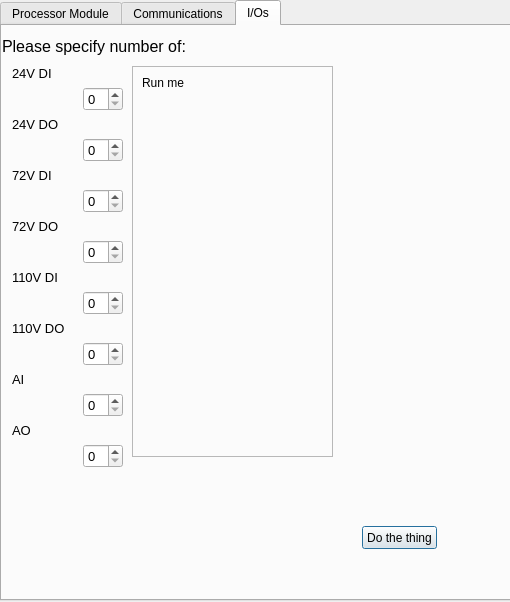
Qt form untitled.ui (WRooke/PC3Configurator) before a commit.
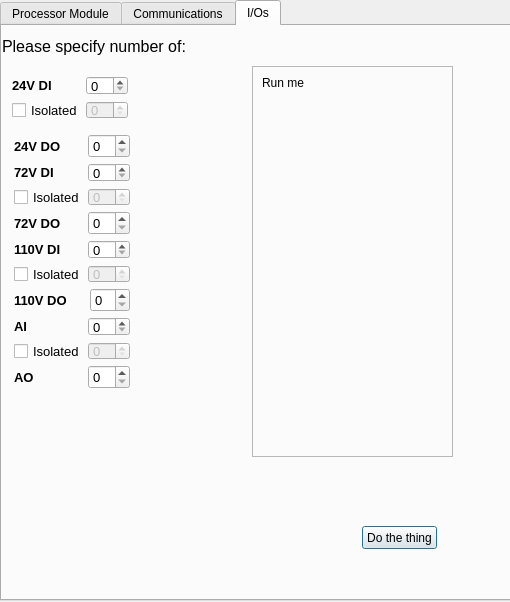
The same form after that commit. The open tabs and pages were chosen to show the change.

Commit message: Added isolated input functionality

```diff
--- a/untitled.ui
+++ b/untitled.ui
@@ -115,205 +115,10 @@
     <attribute name="title">
      <string>I/Os</string>
     </attribute>
-    <widget class="QWidget" name="">
-     <property name="geometry">
-      <rect>
-       <x>10</x>
-       <y>40</y>
-       <width>111</width>
-       <height>411</height>
-      </rect>
-     </property>
-     <layout class="QFormLayout" name="formLayout">
-      <property name="fieldGrowthPolicy">
-       <enum>QFormLayout::FieldsStayAtSizeHint</enum>
-      </property>
-      <property name="labelAlignment">
-       <set>Qt::AlignLeading|Qt::AlignLeft|Qt::AlignVCenter</set>
-      </property>
-      <property name="formAlignment">
-       <set>Qt::AlignLeading|Qt::AlignLeft|Qt::AlignTop</set>
-      </property>
-      <property name="horizontalSpacing">
-       <number>52</number>
-      </property>
-      <property name="verticalSpacing">
-       <number>6</number>
-      </property>
-      <item row="0" column="0" colspan="2">
-       <widget class="QLabel" name="label">
-        <property name="font">
-         <font>
-          <pointsize>10</pointsize>
-         </font>
-        </property>
-        <property name="text">
-         <string>24V DI</string>
-        </property>
-       </widget>
-      </item>
-      <item row="1" column="1">
-       <widget class="QSpinBox" name="DI24">
-        <property name="font">
-         <font>
-          <pointsize>10</pointsize>
-         </font>
-        </property>
-       </widget>
-      </item>
-      <item row="2" column="0" colspan="2">
-       <widget class="QLabel" name="label_3">
-        <property name="font">
-         <font>
-          <pointsize>10</pointsize>
-         </font>
-        </property>
-        <property name="text">
-         <string>24V DO</string>
-        </property>
-       </widget>
-      </item>
-      <item row="3" column="1">
-       <widget class="QSpinBox" name="DO24">
-        <property name="font">
-         <font>
-          <pointsize>10</pointsize>
-         </font>
-        </property>
-       </widget>
-      </item>
-      <item row="4" column="0" colspan="2">
-       <widget class="QLabel" name="label_4">
-        <property name="font">
-         <font>
-          <pointsize>10</pointsize>
-         </font>
-        </property>
-        <property name="text">
-         <string>72V DI</string>
-        </property>
-       </widget>
-      </item>
-      <item row="5" column="1">
-       <widget class="QSpinBox" name="DI72">
-        <property name="font">
-         <font>
-          <pointsize>10</pointsize>
-         </font>
-        </property>
-       </widget>
-      </item>
-      <item row="6" column="0" colspan="2">
-       <widget class="QLabel" name="label_5">
-        <property name="font">
-         <font>
-          <pointsize>10</pointsize>
-         </font>
-        </property>
-        <property name="text">
-         <string>72V DO</string>
-        </property>
-       </widget>
-      </item>
-      <item row="7" column="1">
-       <widget class="QSpinBox" name="DO72">
-        <property name="font">
-         <font>
-          <pointsize>10</pointsize>
-         </font>
-        </property>
-       </widget>
-      </item>
-      <item row="8" column="0" colspan="2">
-       <widget class="QLabel" name="label_6">
-        <property name="font">
-         <font>
-          <pointsize>10</pointsize>
-         </font>
-        </property>
-        <property name="text">
-         <string>110V DI</string>
-        </property>
-       </widget>
-      </item>
-      <item row="9" column="1">
-       <widget class="QSpinBox" name="DI110">
-        <property name="font">
-         <font>
-          <pointsize>10</pointsize>
-         </font>
-        </property>
-       </widget>
-      </item>
-      <item row="10" column="0" colspan="2">
-       <widget class="QLabel" name="label_7">
-        <property name="font">
-         <font>
-          <pointsize>10</pointsize>
-         </font>
-        </property>
-        <property name="text">
-         <string>110V DO</string>
-        </property>
-       </widget>
-      </item>
-      <item row="11" column="1">
-       <widget class="QSpinBox" name="DO110">
-        <property name="font">
-         <font>
-          <pointsize>10</pointsize>
-         </font>
-        </property>
-       </widget>
-      </item>
-      <item row="12" column="0">
-       <widget class="QLabel" name="label_8">
-        <property name="font">
-         <font>
-          <pointsize>10</pointsize>
-         </font>
-        </property>
-        <property name="text">
-         <string>AI</string>
-        </property>
-       </widget>
-      </item>
-      <item row="13" column="1">
-       <widget class="QSpinBox" name="AI">
-        <property name="font">
-         <font>
-          <pointsize>10</pointsize>
-         </font>
-        </property>
-       </widget>
-      </item>
-      <item row="14" column="0">
-       <widget class="QLabel" name="label_9">
-        <property name="font">
-         <font>
-          <pointsize>10</pointsize>
-         </font>
-        </property>
-        <property name="text">
-         <string>AO</string>
-        </property>
-       </widget>
-      </item>
-      <item row="15" column="1">
-       <widget class="QSpinBox" name="AO">
-        <property name="font">
-         <font>
-          <pointsize>10</pointsize>
-         </font>
-        </property>
-       </widget>
-      </item>
-     </layout>
-    </widget>
     <widget class="QFrame" name="frame">
      <property name="geometry">
       <rect>
-       <x>130</x>
+       <x>250</x>
        <y>40</y>
        <width>201</width>
        <height>391</height>
@@ -382,6 +187,523 @@
       <string>Do the thing</string>
      </property>
     </widget>
+    <widget class="QWidget" name="">
+     <property name="geometry">
+      <rect>
+       <x>10</x>
+       <y>50</y>
+       <width>116</width>
+       <height>43</height>
+      </rect>
+     </property>
+     <layout class="QGridLayout" name="gridLayout">
+      <item row="1" column="0">
+       <widget class="QCheckBox" name="DI24_IsoCheck">
+        <property name="font">
+         <font>
+          <pointsize>10</pointsize>
+         </font>
+        </property>
+        <property name="text">
+         <string>Isolated</string>
+        </property>
+        <property name="checked">
+         <bool>false</bool>
+        </property>
+        <property name="autoRepeat">
+         <bool>false</bool>
+        </property>
+        <property name="autoExclusive">
+         <bool>false</bool>
+        </property>
+        <property name="autoRepeatDelay">
+         <number>1</number>
+        </property>
+        <property name="autoRepeatInterval">
+         <number>1</number>
+        </property>
+        <property name="tristate">
+         <bool>false</bool>
+        </property>
+       </widget>
+      </item>
+      <item row="0" column="0">
+       <widget class="QLabel" name="label">
+        <property name="font">
+         <font>
+          <pointsize>10</pointsize>
+          <weight>75</weight>
+          <bold>true</bold>
+         </font>
+        </property>
+        <property name="text">
+         <string>24V DI</string>
+        </property>
+       </widget>
+      </item>
+      <item row="0" column="1">
+       <widget class="QSpinBox" name="DI24">
+        <property name="font">
+         <font>
+          <pointsize>10</pointsize>
+         </font>
+        </property>
+       </widget>
+      </item>
+      <item row="1" column="1">
+       <widget class="QSpinBox" name="DI24_ISO">
+        <property name="enabled">
+         <bool>false</bool>
+        </property>
+        <property name="font">
+         <font>
+          <pointsize>10</pointsize>
+         </font>
+        </property>
+       </widget>
+      </item>
+     </layout>
+    </widget>
+    <widget class="QWidget" name="">
+     <property name="geometry">
+      <rect>
+       <x>12</x>
+       <y>291</y>
+       <width>116</width>
+       <height>43</height>
+      </rect>
+     </property>
+     <layout class="QGridLayout" name="gridLayout_7">
+      <item row="0" column="0">
+       <widget class="QLabel" name="label_8">
+        <property name="minimumSize">
+         <size>
+          <width>68</width>
+          <height>0</height>
+         </size>
+        </property>
+        <property name="font">
+         <font>
+          <pointsize>10</pointsize>
+          <weight>75</weight>
+          <bold>true</bold>
+         </font>
+        </property>
+        <property name="text">
+         <string>AI</string>
+        </property>
+       </widget>
+      </item>
+      <item row="0" column="1">
+       <widget class="QSpinBox" name="AI">
+        <property name="font">
+         <font>
+          <pointsize>10</pointsize>
+         </font>
+        </property>
+       </widget>
+      </item>
+      <item row="1" column="0">
+       <widget class="QCheckBox" name="AI_IsoCheck">
+        <property name="font">
+         <font>
+          <pointsize>10</pointsize>
+         </font>
+        </property>
+        <property name="text">
+         <string>Isolated</string>
+        </property>
+        <property name="checked">
+         <bool>false</bool>
+        </property>
+        <property name="autoRepeat">
+         <bool>false</bool>
+        </property>
+        <property name="autoExclusive">
+         <bool>false</bool>
+        </property>
+        <property name="autoRepeatDelay">
+         <number>1</number>
+        </property>
+        <property name="autoRepeatInterval">
+         <number>1</number>
+        </property>
+        <property name="tristate">
+         <bool>false</bool>
+        </property>
+       </widget>
+      </item>
+      <item row="1" column="1">
+       <widget class="QSpinBox" name="AI_ISO">
+        <property name="enabled">
+         <bool>false</bool>
+        </property>
+        <property name="font">
+         <font>
+          <pointsize>10</pointsize>
+         </font>
+        </property>
+       </widget>
+      </item>
+     </layout>
+    </widget>
+    <widget class="QWidget" name="">
+     <property name="geometry">
+      <rect>
+       <x>12</x>
+       <y>339</y>
+       <width>116</width>
+       <height>24</height>
+      </rect>
+     </property>
+     <layout class="QGridLayout" name="gridLayout_8">
+      <item row="0" column="0">
+       <widget class="QLabel" name="label_9">
+        <property name="sizePolicy">
+         <sizepolicy hsizetype="Preferred" vsizetype="Preferred">
+          <horstretch>0</horstretch>
+          <verstretch>0</verstretch>
+         </sizepolicy>
+        </property>
+        <property name="minimumSize">
+         <size>
+          <width>68</width>
+          <height>0</height>
+         </size>
+        </property>
+        <property name="font">
+         <font>
+          <pointsize>10</pointsize>
+          <weight>75</weight>
+          <bold>true</bold>
+         </font>
+        </property>
+        <property name="text">
+         <string>AO</string>
+        </property>
+       </widget>
+      </item>
+      <item row="0" column="1">
+       <widget class="QSpinBox" name="AO">
+        <property name="font">
+         <font>
+          <pointsize>10</pointsize>
+         </font>
+        </property>
+       </widget>
+      </item>
+     </layout>
+    </widget>
+    <widget class="QWidget" name="">
+     <property name="geometry">
+      <rect>
+       <x>12</x>
+       <y>262</y>
+       <width>116</width>
+       <height>24</height>
+      </rect>
+     </property>
+     <layout class="QGridLayout" name="gridLayout_6">
+      <item row="0" column="0">
+       <widget class="QLabel" name="label_7">
+        <property name="minimumSize">
+         <size>
+          <width>68</width>
+          <height>0</height>
+         </size>
+        </property>
+        <property name="font">
+         <font>
+          <pointsize>10</pointsize>
+          <weight>75</weight>
+          <bold>true</bold>
+         </font>
+        </property>
+        <property name="text">
+         <string>110V DO</string>
+        </property>
+       </widget>
+      </item>
+      <item row="0" column="1">
+       <widget class="QSpinBox" name="DO110">
+        <property name="sizePolicy">
+         <sizepolicy hsizetype="Minimum" vsizetype="Fixed">
+          <horstretch>0</horstretch>
+          <verstretch>0</verstretch>
+         </sizepolicy>
+        </property>
+        <property name="maximumSize">
+         <size>
+          <width>40</width>
+          <height>16777215</height>
+         </size>
+        </property>
+        <property name="font">
+         <font>
+          <pointsize>10</pointsize>
+         </font>
+        </property>
+        <property name="alignment">
+         <set>Qt::AlignLeading|Qt::AlignLeft|Qt::AlignVCenter</set>
+        </property>
+       </widget>
+      </item>
+     </layout>
+    </widget>
+    <widget class="QWidget" name="">
+     <property name="geometry">
+      <rect>
+       <x>12</x>
+       <y>137</y>
+       <width>116</width>
+       <height>43</height>
+      </rect>
+     </property>
+     <layout class="QGridLayout" name="gridLayout_4">
+      <item row="0" column="0">
+       <widget class="QLabel" name="label_4">
+        <property name="font">
+         <font>
+          <pointsize>10</pointsize>
+          <weight>75</weight>
+          <bold>true</bold>
+         </font>
+        </property>
+        <property name="text">
+         <string>72V DI</string>
+        </property>
+       </widget>
+      </item>
+      <item row="0" column="1">
+       <widget class="QSpinBox" name="DI72">
+        <property name="font">
+         <font>
+          <pointsize>10</pointsize>
+         </font>
+        </property>
+       </widget>
+      </item>
+      <item row="1" column="0">
+       <widget class="QCheckBox" name="DI72_IsoCheck">
+        <property name="font">
+         <font>
+          <pointsize>10</pointsize>
+         </font>
+        </property>
+        <property name="text">
+         <string>Isolated</string>
+        </property>
+        <property name="checked">
+         <bool>false</bool>
+        </property>
+        <property name="autoRepeat">
+         <bool>false</bool>
+        </property>
+        <property name="autoExclusive">
+         <bool>false</bool>
+        </property>
+        <property name="autoRepeatDelay">
+         <number>1</number>
+        </property>
+        <property name="autoRepeatInterval">
+         <number>1</number>
+        </property>
+        <property name="tristate">
+         <bool>false</bool>
+        </property>
+       </widget>
+      </item>
+      <item row="1" column="1">
+       <widget class="QSpinBox" name="DI72_ISO">
+        <property name="enabled">
+         <bool>false</bool>
+        </property>
+        <property name="font">
+         <font>
+          <pointsize>10</pointsize>
+         </font>
+        </property>
+       </widget>
+      </item>
+     </layout>
+    </widget>
+    <widget class="QWidget" name="">
+     <property name="geometry">
+      <rect>
+       <x>12</x>
+       <y>108</y>
+       <width>116</width>
+       <height>24</height>
+      </rect>
+     </property>
+     <layout class="QGridLayout" name="gridLayout_2">
+      <item row="0" column="0">
+       <widget class="QLabel" name="label_3">
+        <property name="minimumSize">
+         <size>
+          <width>68</width>
+          <height>0</height>
+         </size>
+        </property>
+        <property name="font">
+         <font>
+          <pointsize>10</pointsize>
+          <weight>75</weight>
+          <bold>true</bold>
+         </font>
+        </property>
+        <property name="text">
+         <string>24V DO</string>
+        </property>
+       </widget>
+      </item>
+      <item row="0" column="1">
+       <widget class="QSpinBox" name="DO24">
+        <property name="maximumSize">
+         <size>
+          <width>16777215</width>
+          <height>16777215</height>
+         </size>
+        </property>
+        <property name="font">
+         <font>
+          <pointsize>10</pointsize>
+         </font>
+        </property>
+       </widget>
+      </item>
+     </layout>
+    </widget>
+    <widget class="QWidget" name="">
+     <property name="geometry">
+      <rect>
+       <x>12</x>
+       <y>185</y>
+       <width>116</width>
+       <height>24</height>
+      </rect>
+     </property>
+     <layout class="QGridLayout" name="gridLayout_3">
+      <item row="0" column="0">
+       <widget class="QLabel" name="label_5">
+        <property name="minimumSize">
+         <size>
+          <width>68</width>
+          <height>0</height>
+         </size>
+        </property>
+        <property name="font">
+         <font>
+          <pointsize>10</pointsize>
+          <weight>75</weight>
+          <bold>true</bold>
+         </font>
+        </property>
+        <property name="text">
+         <string>72V DO</string>
+        </property>
+       </widget>
+      </item>
+      <item row="0" column="1">
+       <widget class="QSpinBox" name="DO72">
+        <property name="font">
+         <font>
+          <pointsize>10</pointsize>
+         </font>
+        </property>
+       </widget>
+      </item>
+     </layout>
+    </widget>
+    <widget class="QWidget" name="">
+     <property name="geometry">
+      <rect>
+       <x>12</x>
+       <y>214</y>
+       <width>116</width>
+       <height>43</height>
+      </rect>
+     </property>
+     <layout class="QGridLayout" name="gridLayout_5">
+      <item row="0" column="0">
+       <widget class="QLabel" name="label_6">
+        <property name="sizePolicy">
+         <sizepolicy hsizetype="Preferred" vsizetype="Preferred">
+          <horstretch>0</horstretch>
+          <verstretch>0</verstretch>
+         </sizepolicy>
+        </property>
+        <property name="minimumSize">
+         <size>
+          <width>68</width>
+          <height>0</height>
+         </size>
+        </property>
+        <property name="font">
+         <font>
+          <pointsize>10</pointsize>
+          <weight>75</weight>
+          <bold>true</bold>
+         </font>
+        </property>
+        <property name="text">
+         <string>110V DI</string>
+        </property>
+       </widget>
+      </item>
+      <item row="0" column="1">
+       <widget class="QSpinBox" name="DI110">
+        <property name="font">
+         <font>
+          <pointsize>10</pointsize>
+         </font>
+        </property>
+       </widget>
+      </item>
+      <item row="1" column="0">
+       <widget class="QCheckBox" name="DI110_IsoCheck">
+        <property name="font">
+         <font>
+          <pointsize>10</pointsize>
+         </font>
+        </property>
+        <property name="text">
+         <string>Isolated</string>
+        </property>
+        <property name="checked">
+         <bool>false</bool>
+        </property>
+        <property name="autoRepeat">
+         <bool>false</bool>
+        </property>
+        <property name="autoExclusive">
+         <bool>false</bool>
+        </property>
+        <property name="autoRepeatDelay">
+         <number>1</number>
+        </property>
+        <property name="autoRepeatInterval">
+         <number>1</number>
+        </property>
+        <property name="tristate">
+         <bool>false</bool>
+        </property>
+       </widget>
+      </item>
+      <item row="1" column="1">
+       <widget class="QSpinBox" name="DI110_ISO">
+        <property name="enabled">
+         <bool>false</bool>
+        </property>
+        <property name="font">
+         <font>
+          <pointsize>10</pointsize>
+         </font>
+        </property>
+       </widget>
+      </item>
+     </layout>
+    </widget>
    </widget>
   </widget>
  </widget>
```
Left out of the diff: 81 changed lines with no effect on the pictures. The commit also changes 7 other files.
